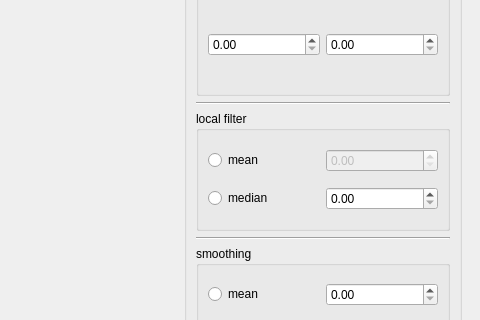
First picture: the form in package/MainWindow.ui, repository OpenPIV/openpiv_gui, before the edit; both pictures show x 212 to 692 and y 115 to 435 of the 692 by 645 pixel window.
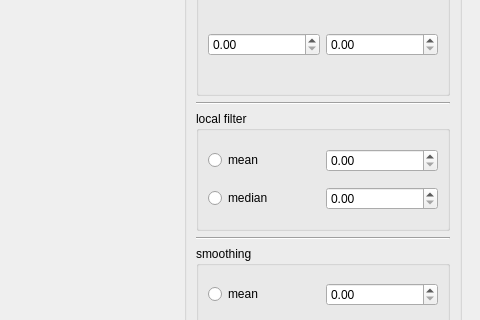
Second picture: the form after the edit. The open tabs and pages were chosen to show the change. Icons and pictures are not drawn.

Commit message: I'v made the bit combo box work and now you can change from 8 bit to 16 bit and 16 bit to 8 bit, started on the ROI buttons (still no fully working with bugs), changed  the tab names to image piv and post and some minor changes

The edit to the form file:
```diff
--- a/package/MainWindow.ui
+++ b/package/MainWindow.ui
@@ -895,7 +895,7 @@
               <item row="0" column="1">
                <widget class="QDoubleSpinBox" name="local_mean_spin_box">
                 <property name="enabled">
-                 <bool>false</bool>
+                 <bool>true</bool>
                 </property>
                </widget>
               </item>
```
The commit also changes 4 other files.
